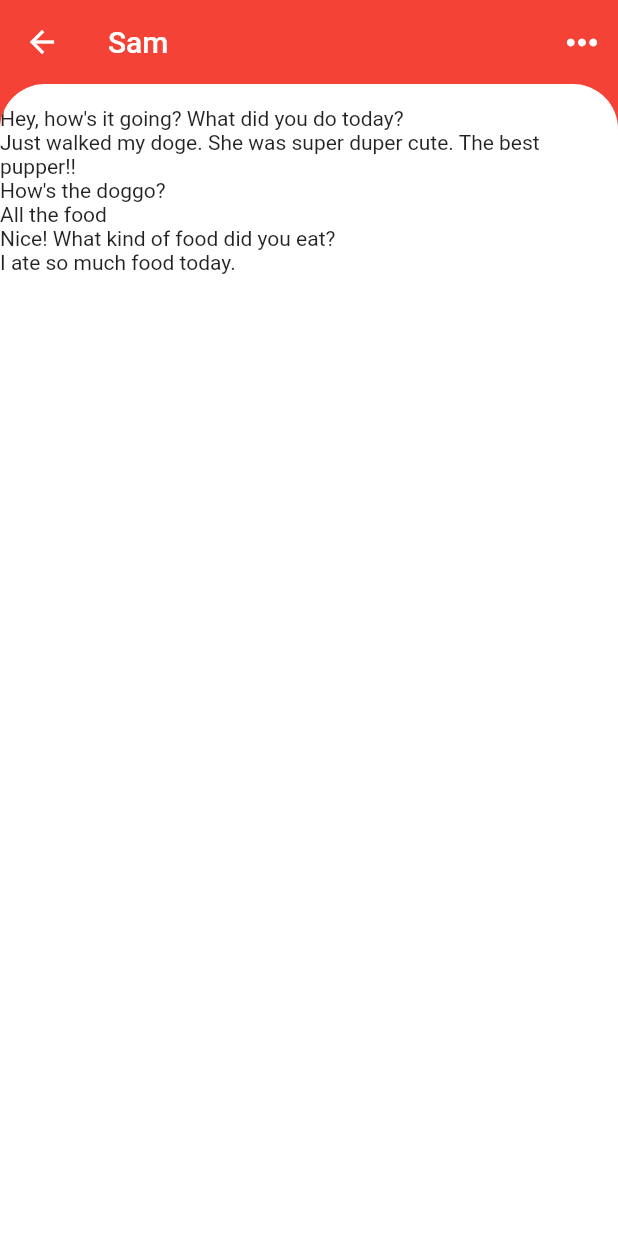
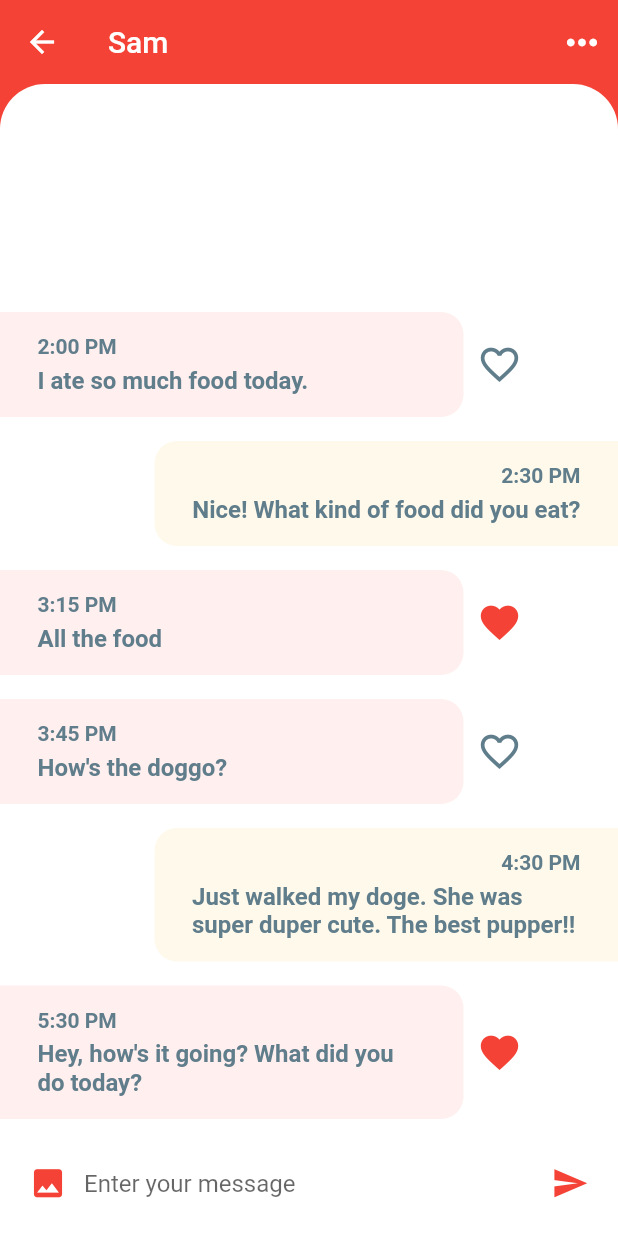
Before and after one commit to israe1/flutter_chat_ui, a Flutter app: the screen it shows after launch, after a tap on "Sam", on a phone screen of 412 x 824 dp. Run offline on Flutter 3.47's test engine with Material 2 defaults, Android fonts, the phone set to English and light mode, and no system bars.

Commit message:
chat_room

```diff
--- a/lib/models/message_model.dart
+++ b/lib/models/message_model.dart
@@ -5,7 +5,7 @@ class Message {
   final String
       time; // Would usually be type DateTime or Firebase Timestamp in production apps
   final String text;
-  final bool isLiked;
+  bool isLiked;
   final bool unread;
 
   Message({
--- a/lib/screens/chat_screen.dart
+++ b/lib/screens/chat_screen.dart
@@ -10,6 +10,8 @@ class ChatScreen extends StatefulWidget {
 }
 
 class _ChatScreenState extends State<ChatScreen> {
+  String newMessage;
+  TextEditingController _controller = new TextEditingController();
   @override
   Widget build(BuildContext context) {
     return Scaffold(
@@ -22,10 +24,15 @@ class _ChatScreenState extends State<ChatScreen> {
             icon: Icon(Icons.more_horiz),
             iconSize: 30.0,
             color: Colors.white,
-              onPressed: () {}),
+            onPressed: () {}
+          ),
         ],
       ),
-      body: Column(
+      body: GestureDetector(
+        onTap: (){
+          FocusScope.of(context).unfocus();
+        },
+        child: Column(
           children: <Widget>[
             Expanded(
               child: Container(
@@ -42,15 +49,140 @@ class _ChatScreenState extends State<ChatScreen> {
                     topLeft: Radius.circular(30.0),
                   ),
                   child: ListView.builder(
+                    reverse: true,
                     padding: EdgeInsets.only(top: 15.0),
                     itemCount: messages.length,
                     itemBuilder: (BuildContext context, int i){
                       Message message = messages[i];
-                    return Text(message.text);
+                      final bool isMe = message.sender.id == currentUser.id;
+                      return _buildMessage(message, isMe);
                     },
                   ),
                 )
               ),
+            ),
+            _buildMessageComposer(),
+          ],
+        ),
+      ),
+    );
+  }
+
+  Widget _buildMessage(Message message, bool isMe) {
+    return Row(
+      children: <Widget>[
+        Visibility(
+          visible: isMe,
+          child: Spacer(),
+        ),
+        Container(
+          width: MediaQuery.of(context).size.width * 0.75,
+          margin: isMe ? EdgeInsets.only(
+              top: 8.0,
+              bottom: 8.0,
+              left: 80.0
+          ) :
+          EdgeInsets.only(
+              top: 8.0,
+              bottom: 8.0,
+          ),
+          decoration: BoxDecoration(
+            color: isMe ? Theme.of(context).accentColor :Color(0xFFFFEFEE),
+            borderRadius: isMe ? BorderRadius.only(
+                topLeft: Radius.circular(15.0),
+                bottomLeft: Radius.circular(15.0)
+            ) : BorderRadius.only(
+                topRight: Radius.circular(15.0),
+                bottomRight: Radius.circular(15.0)
+            )
+          ),
+          padding: EdgeInsets.symmetric(vertical: 15.0, horizontal: 25.0),
+          child: Column(
+            crossAxisAlignment: isMe ? CrossAxisAlignment.end : CrossAxisAlignment.start,
+            children: <Widget>[
+              Text(
+                message.time,
+                style: TextStyle(
+                  color: Colors.blueGrey,
+                  fontSize: 14.0,
+                  fontWeight: FontWeight.w600
+                ),
+              ),
+              SizedBox(height: 5.0,),
+              Text(
+                message.text,
+                style: TextStyle(
+                    color: Colors.blueGrey,
+                    fontSize: 16.0,
+                    fontWeight: FontWeight.w700
+                ),
+              ),
+            ],
+          )
+        ),
+        Visibility(
+          visible: !isMe,
+          child: IconButton(
+              icon: Icon(message.isLiked ? Icons.favorite : Icons.favorite_border),
+              iconSize: 30.0,
+              color: message.isLiked ? Colors.red : Colors.blueGrey,
+              onPressed: () {
+                setState(() {
+                  message.isLiked = !message.isLiked;
+                });
+              }
+          ),
+        )
+      ],
+    );
+  }
+
+  _buildMessageComposer() {
+    return Container(
+      padding: EdgeInsets.symmetric(horizontal: 8.0),
+      height: 70.0,
+      color: Colors.white,
+      child: Row(
+        children: <Widget>[
+          IconButton(
+              icon: Icon(Icons.photo),
+              iconSize: 25.0,
+              color: Theme.of(context).primaryColor,
+              onPressed: () {}
+          ),
+          Expanded(
+            child: TextField(
+              controller: _controller,
+              textCapitalization: TextCapitalization.sentences,
+              decoration: InputDecoration.collapsed(
+                hintText: 'Enter your message'
+              ),
+              onChanged: (String s){
+                setState(() {
+                  newMessage = s;
+                });
+              },
+            ),
+          ),
+          IconButton(
+              icon: Icon(Icons.send),
+              iconSize: 25.0,
+              color: Theme.of(context).primaryColor,
+              onPressed: () {
+                if(newMessage != null && newMessage.isNotEmpty){
+                  setState(() {
+                    Message myMessage = Message(
+                      sender: currentUser,
+                      text: newMessage,
+                      time: "${TimeOfDay.now().hour} : ${TimeOfDay.now().minute}",
+                      isLiked: false,
+                      unread: true
+                    );
+                    messages.insert(0, myMessage);
+                    _controller.clear();
+                  });
+                }
+              }
           ),
         ],
       ),
```
Lines whose indentation alone changed are shown as unchanged.
